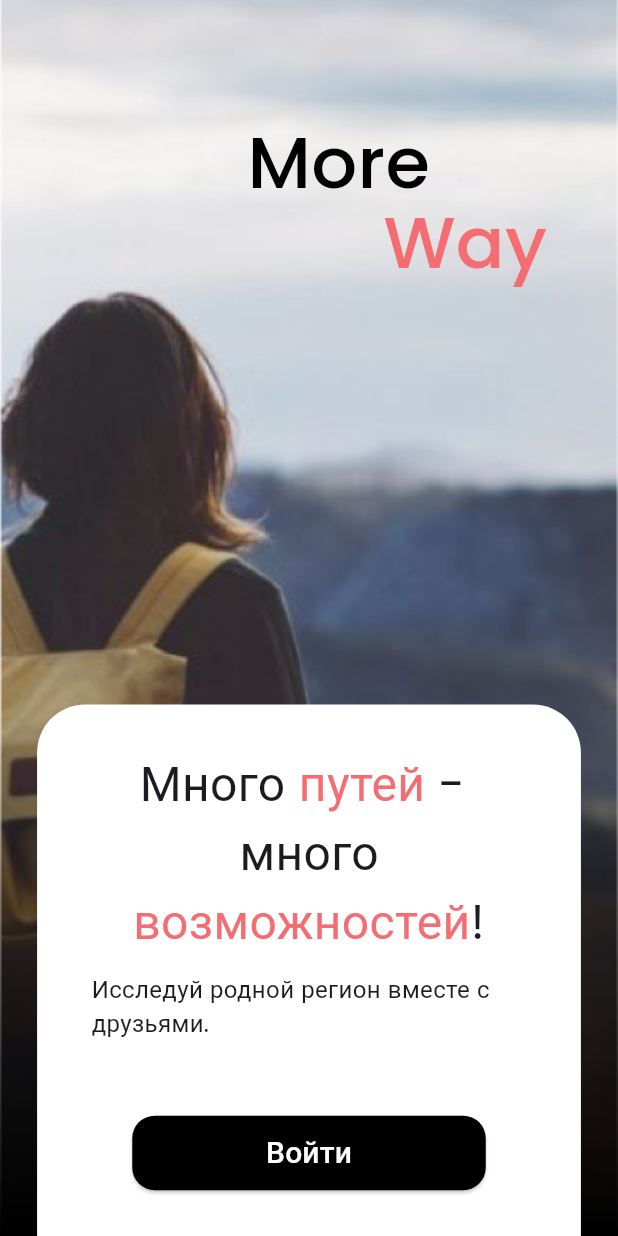
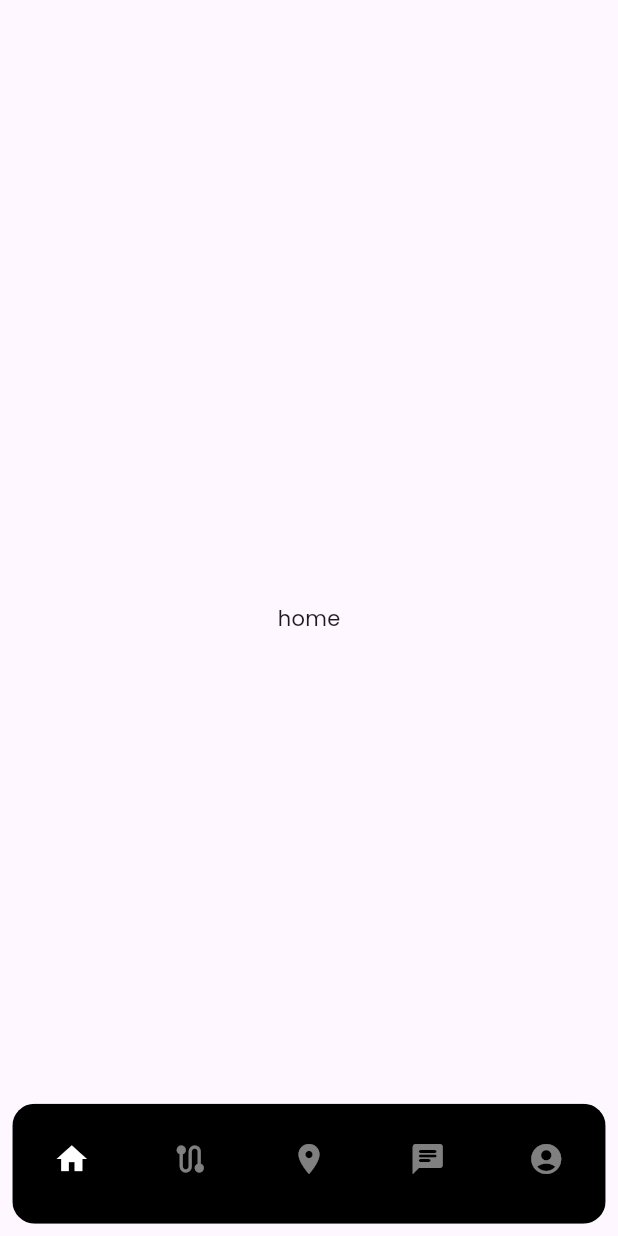
Before and after one commit to whitefooox/moreway-app, a Flutter app: the screen it shows after launch, after a tap on "Войти", on a phone screen of 412 x 824 dp. Run offline on Flutter 3.47's test engine with Material 3 defaults, Android fonts, the phone set to English and light mode, and no system bars; our stand-ins replace flutter_svg, go_router.

Commit message:
nav routing

```diff
--- a/lib/core/utils/navigation.dart
+++ b/lib/core/utils/navigation.dart
@@ -1,16 +1,62 @@
 import 'package:flutter/material.dart';
 import 'package:go_router/go_router.dart';
 import 'package:moreway/module/auth/presentation/page/welcome.dart';
-import 'package:moreway/module/place/presentation/page/test_page.dart';
+import 'package:moreway/module/place/presentation/page/main_page.dart';
 
 class AppRouter {
   static final GoRouter router = GoRouter(
+    initialLocation: '/',
     routes: [
       GoRoute(
         path: "/",
         builder: (context, state) {
-          return WelcomePage();
+          return const WelcomePage();
         },
+      ),
+      StatefulShellRoute.indexedStack(
+        builder: (context, state, navigationShell) => RootPage(navigationShell: navigationShell),
+        branches: [
+          StatefulShellBranch(
+            routes: [
+              GoRoute(
+                path: '/home',
+                builder: (context, state) => const Scaffold(body: Center(child: Text("home"))),
+              ),
+            ]
+          ),
+          StatefulShellBranch(
+            routes: [
+              GoRoute(
+                path: '/route',
+                builder: (context, state) => const Scaffold(body: Center(child: Text("route"))),
+              ),
+            ]
+          ),
+          StatefulShellBranch(
+            routes: [
+              GoRoute(
+                path: '/map',
+                builder: (context, state) => const Scaffold(body: Center(child: Text("map"))),
+              ),
+            ]
+          ),
+          StatefulShellBranch(
+            routes: [
+              GoRoute(
+                path: '/chat',
+                builder: (context, state) => const Scaffold(body: Center(child: Text("chat"))),
+              ),
+            ]
+          ),
+          StatefulShellBranch(
+            routes: [
+              GoRoute(
+                path: '/profile',
+                builder: (context, state) => const Scaffold(body: Center(child: Text("profile"))),
+              ),
+            ]
+          ),
+        ]
       )
     ]
   );
--- a/lib/module/auth/presentation/page/welcome.dart
+++ b/lib/module/auth/presentation/page/welcome.dart
@@ -1,8 +1,13 @@
 import 'package:flutter/material.dart';
+import 'package:go_router/go_router.dart';
 import 'package:moreway/core/utils/colors.dart';
 
 class WelcomePage extends StatelessWidget {
   const WelcomePage({super.key});
+
+  void onClickEnter(BuildContext context){
+    context.go("/home");
+  }
 
   Widget buildTitle(){
     return Column(
@@ -149,7 +154,7 @@ class WelcomePage extends StatelessWidget {
                     right: screenSize.width * 0.06
                   ),
                   child: LayoutBuilder(
-                    builder: (context, constraints) => Container(
+                    builder: (layoutContext, constraints) => Container(
                       decoration: const BoxDecoration(
                         color: AppColor.white,
                         borderRadius: BorderRadius.only(
@@ -178,7 +183,7 @@ class WelcomePage extends StatelessWidget {
                                     width: constraints.maxWidth * 0.65,//screenSize.width * 0.88 * 4 / 6,
                                     height: constraints.maxHeight * 0.14,//screenSize.width * 0.88 / 6,
                                     child: ElevatedButton(
-                                      onPressed: (){},
+                                      onPressed: () => onClickEnter(context),
                                       style: ElevatedButton.styleFrom(
                                         backgroundColor: Colors.black,
                                         foregroundColor: AppColor.white,
@@ -197,38 +202,6 @@ class WelcomePage extends StatelessWidget {
                             )
                           )
                         )
-                        /*
-                        child: Column(
-                          crossAxisAlignment: CrossAxisAlignment.center,
-                          children: [
-                            buildSlogan(),
-                            const SizedBox(height: 10),
-                            buildDescription(),
-                            Expanded(
-                              child: Center(
-                                child: SizedBox(
-                                    width: constraints.maxWidth * 0.65,//screenSize.width * 0.88 * 4 / 6,
-                                    height: constraints.maxHeight * 0.14,//screenSize.width * 0.88 / 6,
-                                    child: ElevatedButton(
-                                      onPressed: (){},
-                                      style: ElevatedButton.styleFrom(
-                                        backgroundColor: Colors.black,
-                                        foregroundColor: AppColor.white,
-                                        shape: RoundedRectangleBorder(borderRadius: BorderRadius.circular(15)),
-                                      ),
-                                      child: const Text(
-                                        "Войти",
-                                        style: TextStyle(
-                                          fontSize: 20
-                                        ),
-                                      )
-                                    ),
-                                  ),
-                                ),
-                              ),
-                          ],
-                        ),
-                        */
                       )
                     ),
                   ),
--- /dev/null
+++ b/lib/module/place/presentation/page/main_page.dart
@@ -0,0 +1,52 @@
+import 'package:flutter/material.dart';
+import 'package:flutter_svg/flutter_svg.dart';
+import 'package:go_router/go_router.dart';
+import 'package:moreway/core/utils/colors.dart';
+
+class RootPage extends StatelessWidget {
+  final StatefulNavigationShell navigationShell;
+
+  const RootPage({
+    super.key,
+    required this.navigationShell
+  });
+
+  @override
+  Widget build(BuildContext context) {
+    final screenSize = MediaQuery.of(context).size;
+    return Scaffold(
+      body:
+      Stack(
+        children: [
+          navigationShell,
+          Positioned(
+            bottom: screenSize.width * 0.02,
+            left: screenSize.width * 0.02,
+            right: screenSize.width * 0.02,
+            child: SizedBox(
+              height: 80,
+              child: ClipRRect(
+                borderRadius: const BorderRadius.all( Radius.circular(15)),
+                child: BottomNavigationBar(
+                  currentIndex: navigationShell.currentIndex,
+                  items: const [
+                    BottomNavigationBarItem(icon: Icon(Icons.home), label: "home"),
+                    BottomNavigationBarItem(icon: Icon(Icons.route), label: "route"),
+                    BottomNavigationBarItem(icon: Icon(Icons.place), label: "place"),
+                    BottomNavigationBarItem(icon: Icon(Icons.chat_rounded), label: "chat"),
+                    BottomNavigationBarItem(icon: Icon(Icons.account_circle), label: "account")
+                  ],
+                  onTap: (index) => navigationShell.goBranch(
+                    index,
+                    initialLocation: index == navigationShell.currentIndex,
+                  ),
+                ),
+              ),
+            )
+          )
+        ]
+      ),
+    );
+  }
+
+}
```
Also changed, not shown: lib/module/place/presentation/page/test_page.dart (deleted, +0 -66 lines).
